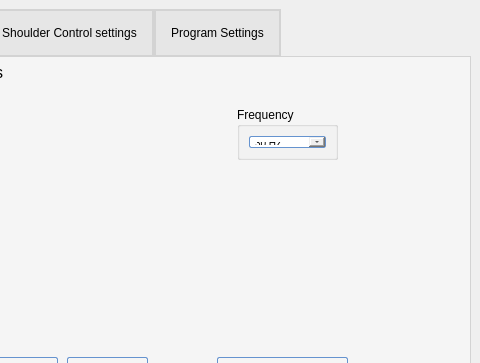
Qt form POML060_v1/stageprogram.ui (viniltc/POML060) before a commit; both pictures show x 183 to 663 and y 0 to 363 of the 663 by 525 pixel window.
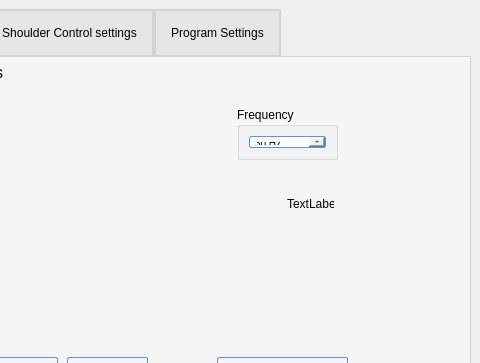
The same form after that commit. Icons and pictures are not drawn. Custom widgets are drawn as their Qt base class.

The edit to the form file:
```diff
--- a/POML060_v1/stageprogram.ui
+++ b/POML060_v1/stageprogram.ui
@@ -335,6 +335,19 @@
          </rect>
         </property>
        </widget>
+       <widget class="QLabel" name="label_currentOne">
+        <property name="geometry">
+         <rect>
+          <x>460</x>
+          <y>140</y>
+          <width>47</width>
+          <height>13</height>
+         </rect>
+        </property>
+        <property name="text">
+         <string>TextLabel</string>
+        </property>
+       </widget>
       </widget>
       <widget class="QWidget" name="tab_2">
        <attribute name="title">
```
